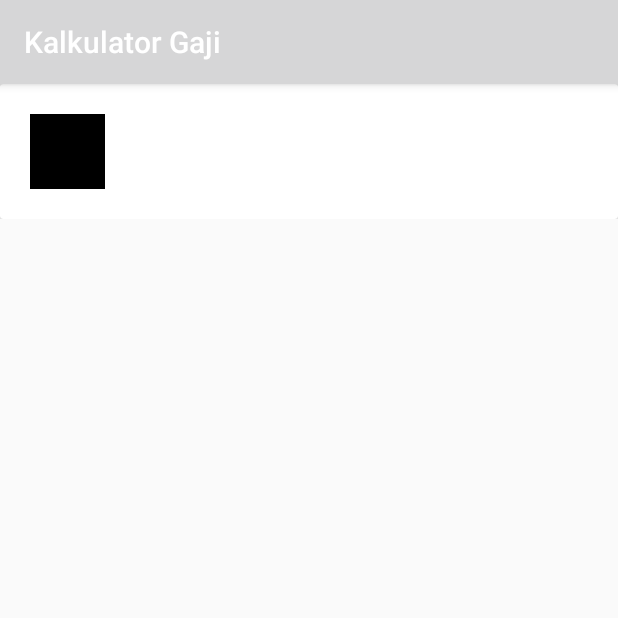
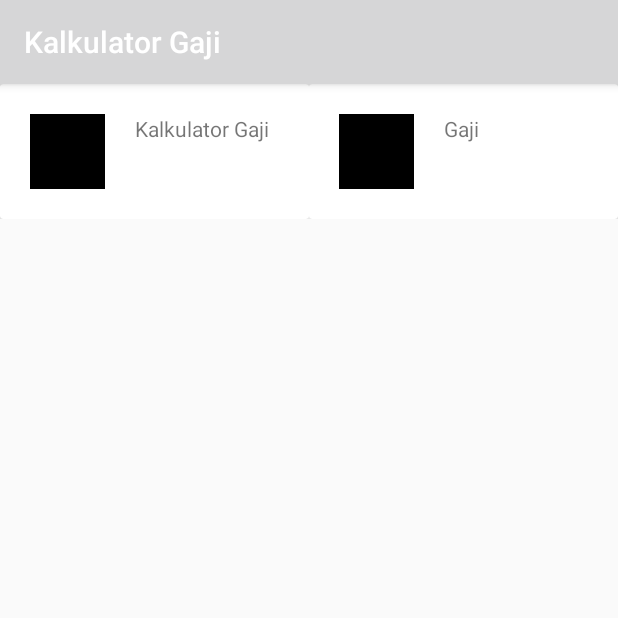
Before and after one commit to aldyarief/MyAlea, an Android app: the Main3Activity screen opened directly, with no data from a screen before it, on a phone screen of 412 x 824 dp, the top half of it. Run offline under Robolectric (Android 15) with nearby library versions, the phone set to English and light mode, and no system bars.

Commit message:
dashboard2

```diff
--- a/app/src/main/java/com/example/myalea/Main2Activity.kt
+++ b/app/src/main/java/com/example/myalea/Main2Activity.kt
@@ -1,13 +1,13 @@
 package com.example.myalea
 
 
+import android.content.Intent
 import android.os.Bundle
 import android.widget.Button
 import android.widget.EditText
 import android.widget.TextView
+import android.widget.Toast
 import androidx.appcompat.app.AppCompatActivity
-import android.widget.Toast
-import java.lang.Exception
 
 
 class Main2Activity : AppCompatActivity() {
@@ -32,6 +32,7 @@ class Main2Activity : AppCompatActivity() {
 
 
         var buttonProses = findViewById(R.id.buttonProses) as Button
+        var buttonBack = findViewById(R.id.buttonBack) as Button
         var Gaji : Int; var Hari : Int; var Jam : Int; var Laine : Int
 
 
@@ -54,5 +55,10 @@ class Main2Activity : AppCompatActivity() {
                     Toast.makeText(this, "Data Tidak Boleh Kosong", Toast.LENGTH_SHORT).show();
                 }
         }
+
+        buttonBack.setOnClickListener{
+            val intent = Intent(this, Main3Activity::class.java)
+            startActivity(intent)
+        }
     }
 }
--- a/app/src/main/res/layout/activity_main3.xml
+++ b/app/src/main/res/layout/activity_main3.xml
@@ -27,14 +27,41 @@
                         android:layout_height="50dp"
                         android:background="#000"
                         android:layout_marginRight="20dp"/>
+
+                    <TextView
+                        android:id="@+id/txKalkulator"
+                        android:layout_toRightOf="@+id/image1"
+                        android:layout_width="wrap_content"
+                        android:layout_height="wrap_content"
+                        android:text="Kalkulator Gaji" />
+                </RelativeLayout>
+            </androidx.cardview.widget.CardView>
+        </LinearLayout>
+        <LinearLayout
+            android:layout_width="0dp"
+            android:layout_height="wrap_content"
+            android:layout_weight="1">
+            <androidx.cardview.widget.CardView
+                android:layout_width="match_parent"
+                android:layout_height="wrap_content">
+                <RelativeLayout
+                    android:padding="20dp"
+                    android:layout_width="match_parent"
+                    android:layout_height="wrap_content">
+                    <ImageView
+                        android:id="@+id/image2"
+                        android:layout_width="50dp"
+                        android:layout_height="50dp"
+                        android:background="#000"
+                        android:layout_marginRight="20dp"/>
+
                     <TextView
                         android:id="@+id/txCoba"
-                        android:text="Coba"
-                        android:layout_centerVertical="true"
+                        android:layout_toRightOf="@+id/image2"
                         android:layout_width="wrap_content"
-                        android:layout_height="wrap_content"/>
+                        android:layout_height="wrap_content"
+                        android:text="Gaji" />
                 </RelativeLayout>
-
             </androidx.cardview.widget.CardView>
         </LinearLayout>
     </LinearLayout>
```
